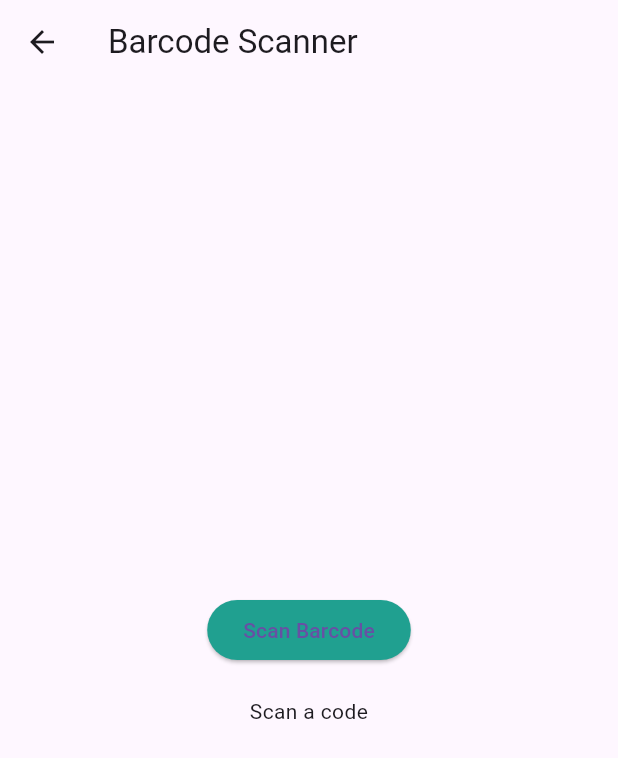
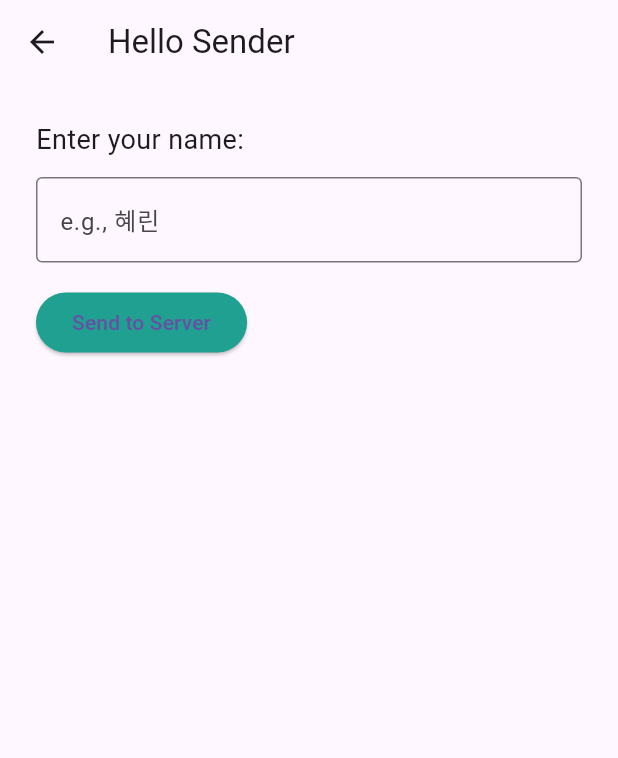
Before and after one commit to soeun0127/forkcast, a Flutter app: the HomePage screen opened directly, after a tap on "Scan Barcode", on a phone screen of 412 x 824 dp. Shown: the top 758 px of the screen. Run offline on Flutter 3.47's test engine with Material 3 defaults, Android fonts, the light colour scheme and no system bars; our stand-ins replace camera, permission_handler, shared_preferences, table_calendar; missing offline and left inert: barcode_scan2; accounts and stored records are empty; network calls fail.

Commit message:
recommended meal

```diff
--- a/lib/home.dart
+++ b/lib/home.dart
@@ -3,6 +3,7 @@ import 'dart:convert';
 import 'package:flutter/material.dart';
 import 'package:solution_challenge/community_dir/community.dart';
 import 'package:solution_challenge/recommend/recommended_meal.dart';
+import 'package:solution_challenge/test_ai.dart';
 import 'barcode.dart';
 import 'user_info/edit_health_data.dart';
 import 'calendar.dart';
@@ -118,9 +119,11 @@ class _HomePageState extends State<HomePage> {
               );
             }),
             const SizedBox(height: 12),
-            _buildMenuItem(Icons.fact_check, "Weekly Meal Evaluation", () {}),
+            _buildMenuItem(Icons.chat, "User Community", () {
+              Navigator.push(context, MaterialPageRoute(builder: (context) => CommunityPage()));
+            }),
             const SizedBox(height: 12),
-            _buildMenuItem(Icons.flag, "Today's Meal Record", () {
+            _buildMenuItem(Icons.restaurant, "Today's Meal Record", () {
               Navigator.push(context, MaterialPageRoute(builder: (context) => TodayMealRecordPage()));
             }),
             const SizedBox(height: 12),
@@ -155,16 +158,12 @@ class _HomePageState extends State<HomePage> {
                   const SizedBox(height: 16),
                   Row(
                     children: [
+                      //없애기
+                      const SizedBox(width: 12),
                       Expanded(
                         child: ElevatedButton(
-                          onPressed: () async {
-                            await initCameraModule(); // 반드시 먼저 호출
-                            if (context.mounted) {
-                              Navigator.push(
-                                context,
-                                MaterialPageRoute(builder: (context) => const CameraApp()),
-                              );
-                            }
+                          onPressed: () {
+                            Navigator.push(context, MaterialPageRoute(builder: (context) => SimpleHelloPage()));
                           },
                           style: ElevatedButton.styleFrom(
                             backgroundColor: const Color(0xFF1AB098),
@@ -172,10 +171,9 @@ class _HomePageState extends State<HomePage> {
                               borderRadius: BorderRadius.circular(24),
                             ),
                           ),
-                          child: const Text("Take Food Photo"),
+                          child: const Text("Scan Barcode"),
                         ),
                       ),
-
                       const SizedBox(width: 12),
                       Expanded(
                         child: ElevatedButton(
--- /dev/null
+++ b/lib/test_ai.dart
@@ -0,0 +1,90 @@
+import 'dart:convert';
+import 'package:flutter/material.dart';
+import 'package:http/http.dart' as http;
+
+class SimpleHelloPage extends StatefulWidget {
+  const SimpleHelloPage({super.key});
+
+  @override
+  State<SimpleHelloPage> createState() => _SimpleHelloPageState();
+}
+
+class _SimpleHelloPageState extends State<SimpleHelloPage> {
+  final TextEditingController _controller = TextEditingController();
+  String? _responseMessage;
+  bool _loading = false;
+
+  Future<void> sendNameToBackend() async {
+    final String name = _controller.text.trim();
+    if (name.isEmpty) return;
+
+    setState(() {
+      _loading = true;
+      _responseMessage = null;
+    });
+
+    try {
+      final response = await http.post(
+        Uri.parse('http://34.64.214.63:5000/hello'),
+        headers: {'Content-Type': 'application/json'},
+        body: jsonEncode({'name': name}),
+      );
+
+      if (response.statusCode == 200) {
+        final data = jsonDecode(response.body);
+        if (!mounted) return; // 추가
+        setState(() {
+          _responseMessage = data['message'];
+        });
+      } else {
+        if (!mounted) return; // 추가
+        setState(() {
+          _responseMessage = 'Server error: ${response.statusCode}';
+        });
+      }
+    } catch (e) {
+      setState(() {
+        _responseMessage = 'Error: $e';
+      });
+    } finally {
+      setState(() {
+        _loading = false;
+      });
+    }
+  }
+
+  @override
+  Widget build(BuildContext context) {
+    return Scaffold(
+      appBar: AppBar(title: const Text('Hello Sender')),
+      body: Padding(
+        padding: const EdgeInsets.all(24),
+        child: Column(
+          crossAxisAlignment: CrossAxisAlignment.start,
+          children: [
+            const Text("Enter your name:", style: TextStyle(fontSize: 18)),
+            const SizedBox(height: 12),
+            TextField(
+              controller: _controller,
+              decoration: const InputDecoration(
+                hintText: "e.g., 혜린",
+                border: OutlineInputBorder(),
+              ),
+            ),
+            const SizedBox(height: 16),
+            ElevatedButton(
+              onPressed: _loading ? null : sendNameToBackend,
+              child: _loading
+                  ? const CircularProgressIndicator(color: Colors.white)
+                  : const Text("Send to Server"),
+            ),
+            const SizedBox(height: 32),
+            if (_responseMessage != null)
+              Text("📬 Response: $_responseMessage",
+                  style: const TextStyle(fontSize: 16)),
+          ],
+        ),
+      ),
+    );
+  }
+}
--- a/lib/today_meal_record.dart
+++ b/lib/today_meal_record.dart
@@ -16,7 +16,7 @@ class _TodayMealRecordPageState extends State<TodayMealRecordPage> {
   final TextEditingController _notesController = TextEditingController();
 
   String? _selectedMealType;
-  final List<String> _mealTypes = ['breakfast', 'launch', 'dinner'];
+  final List<String> _mealTypes = ['breakfast', 'lunch', 'dinner'];
 
   Future<void> submitMealRecord() async {
     if (_selectedMealType == null || _notesController.text.trim().isEmpty) {
@@ -102,7 +102,7 @@ class _TodayMealRecordPageState extends State<TodayMealRecordPage> {
               }).toList(),
             ),
             const SizedBox(height: 24),
-            const Text("Record your meal", style: TextStyle(fontSize: 16)),
+            const Text("Please enter the desired ingredients, separated by commas", style: TextStyle(fontSize: 16)),
             const SizedBox(height: 8),
             TextField(
               controller: _notesController,
--- a/lib/user_info/check_information.dart
+++ b/lib/user_info/check_information.dart
@@ -88,7 +88,7 @@ class _CheckUserInfoPageState extends State<CheckUserInfoPage> {
               const Text("Your Health Information",
                   style: TextStyle(fontSize: 30, fontWeight: FontWeight.bold)),
               const SizedBox(height: 24),
-              buildInfoTile("Disease ID", _healthData?['diseaseId']?.toString()),
+              buildInfoTile("Disease", _healthData?['disease']['name']?.toString()),
               buildInfoTile("Protein Limit (g)", _healthData?['proteinLimit']?.toString()),
               buildInfoTile("Sugar Limit (g)", _healthData?['sugarLimit']?.toString()),
               buildInfoTile("Sodium Limit (mg)", _healthData?['sodiumLimit']?.toString()),
--- a/lib/user_info/submit_health_data.dart
+++ b/lib/user_info/submit_health_data.dart
@@ -36,7 +36,7 @@ class _CheckUserHealthPageState extends State<CheckUserHealthPage> {
       "gender": gender == 0 ? "MALE" : gender == 1 ? "FEMALE" : "OTHER",
       "height": double.tryParse(heightController.text) ?? 0,
       "weight": double.tryParse(weightController.text) ?? 0,
-      "disease": diseaseController.text.trim(),
+      "diseaseName": diseaseController.text.trim(),
       "proteinLimit": int.tryParse(proteinController.text) ?? 0,
       "sugarLimit": int.tryParse(sugarController.text) ?? 0,
       "sodiumLimit": int.tryParse(sodiumController.text) ?? 0,
```
Also changed, not shown: lib/calendar.dart (+66 -75 lines), lib/community_dir/post_detail.dart (+32 -9 lines), lib/recommend/info_recommended_meal.dart (+48 -57 lines), lib/recommend/recommended_meal.dart (+70 -46 lines), lib/user_info/edit_health_data.dart (+11 -6 lines).
